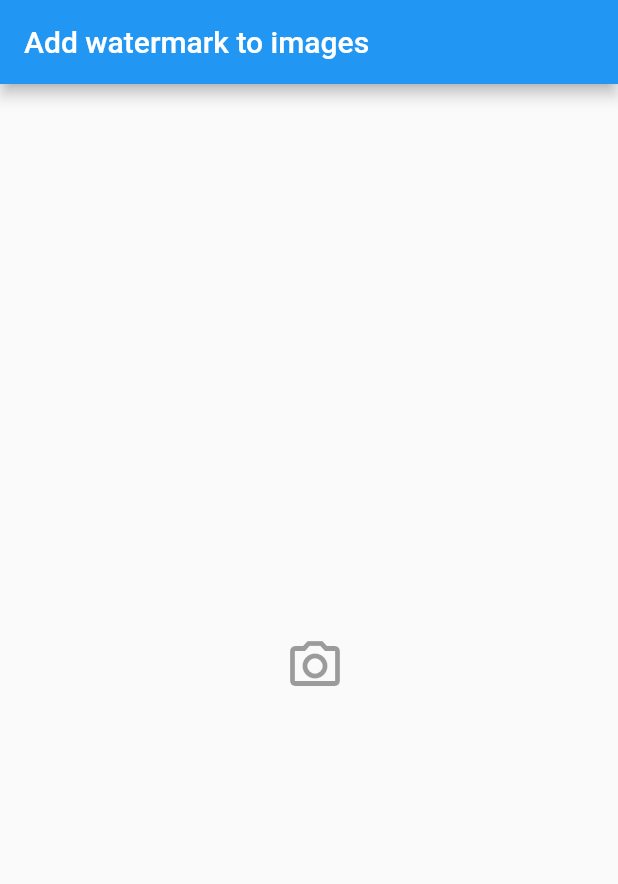
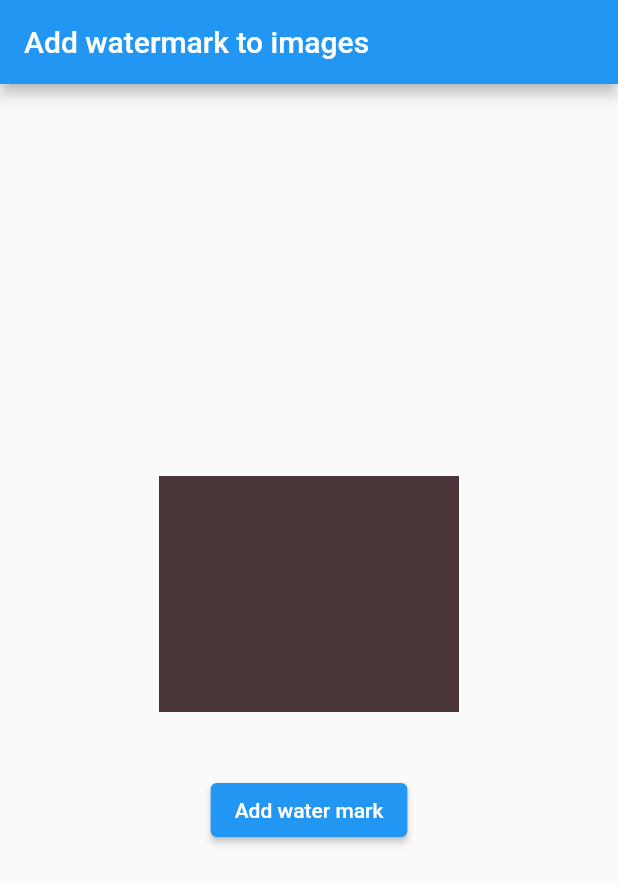
Before and after one commit to Brian1011/flutter_watermark_on_images, a Flutter app: the screen it shows after launch, on a phone screen of 412 x 824 dp. Shown: the top 884 px of the screen. Run offline on Flutter 3.47's test engine with Material 2 defaults, Android fonts, the phone set to English and light mode, and no system bars.

Commit message:
add ui layout

```diff
--- a/lib/watermark_screen.dart
+++ b/lib/watermark_screen.dart
@@ -10,23 +10,42 @@ class WatermarkScreen extends StatefulWidget {
 }
 
 class _WatermarkScreenState extends State<WatermarkScreen> {
-  takePhoto() async {
-    File assetFile;
-    File _watermarkedImage;
-  }
+  late File assetFile;
+  File? watermarkedImage;
+
+  addWaterMarkToPhoto() async {}
 
   @override
   Widget build(BuildContext context) {
     return Scaffold(
-      appBar: AppBar(title: const Text("Add watermark to images")),
-      body: Container(
-        child: const Center(
-          child: IconButton(
-            icon: Icon(Icons.camera_alt_outlined, size: 40),
-            onPressed: null,
+        appBar: AppBar(title: const Text("Add watermark to images")),
+        body: Container(
+          width: double.infinity,
+          padding: const EdgeInsets.symmetric(vertical: 20, horizontal: 20),
+          child: Column(
+            mainAxisAlignment: MainAxisAlignment.center,
+            crossAxisAlignment: CrossAxisAlignment.center,
+            children: [
+              Image.asset(
+                'assets/rectangle_image.png',
+                height: 200,
+                width: 200,
+              ),
+              const SizedBox(height: 20),
+              ElevatedButton(
+                onPressed: addWaterMarkToPhoto,
+                child: const Text("Add water mark"),
+              ),
+              const SizedBox(height: 20),
+              watermarkedImage != null
+                  ? Image.file(
+                      watermarkedImage!,
+                      height: 200,
+                      width: 200,
+                    )
+                  : const SizedBox.shrink(),
+            ],
           ),
-        ),
-      ),
-    );
+        ));
   }
 }
```
